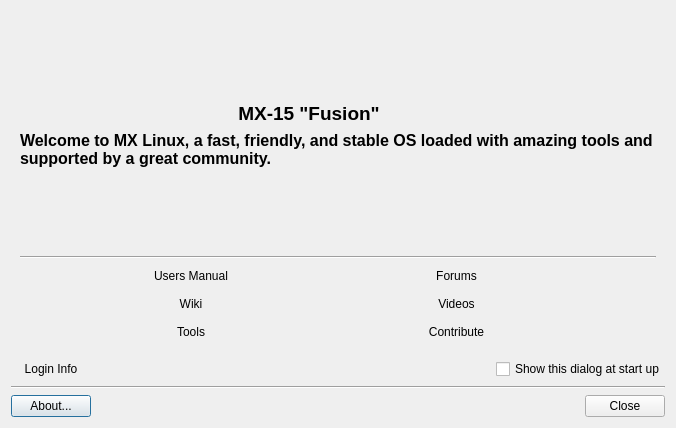
MX-Linux/mx-welcome, file mxwelcome.ui: the form before one commit.
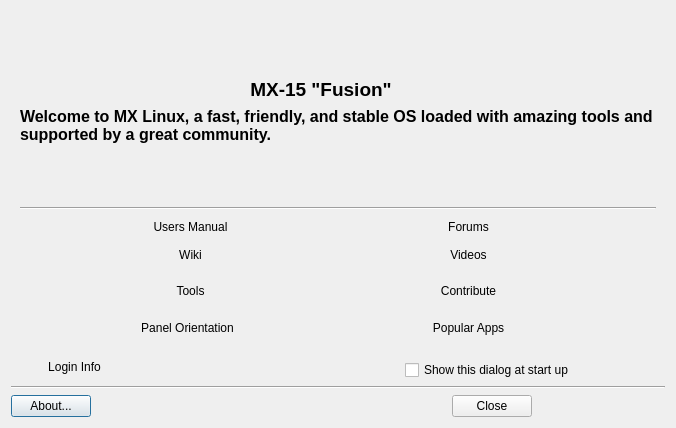
The form after the commit. Icons and pictures are not drawn. Custom widgets are drawn as their Qt base class.

The edit to the form file:
```diff
--- a/mxwelcome.ui
+++ b/mxwelcome.ui
@@ -24,7 +24,7 @@
    <bool>false</bool>
   </property>
   <layout class="QGridLayout" name="gridLayout">
-   <item row="0" column="0" colspan="3">
+   <item row="0" column="0" colspan="5">
     <widget class="QFrame" name="frame">
      <property name="minimumSize">
       <size>
@@ -32,8 +32,24 @@
        <height>0</height>
       </size>
      </property>
-     <layout class="QGridLayout" name="gridLayout_4">
-      <item row="1" column="2">
+     <layout class="QGridLayout" name="gridLayout_2">
+      <item row="0" column="3">
+       <spacer name="verticalSpacer">
+        <property name="orientation">
+         <enum>Qt::Vertical</enum>
+        </property>
+        <property name="sizeType">
+         <enum>QSizePolicy::Expanding</enum>
+        </property>
+        <property name="sizeHint" stdset="0">
+         <size>
+          <width>20</width>
+          <height>0</height>
+         </size>
+        </property>
+       </spacer>
+      </item>
+      <item row="1" column="3">
        <widget class="QLabel" name="labelTitle">
         <property name="text">
          <string>&lt;html&gt;&lt;head/&gt;&lt;body&gt;&lt;p&gt;&lt;span style=&quot; font-size:14pt; font-weight:600;&quot;&gt;MX-15 &lt;/span&gt;&lt;span style=&quot; font-size:14pt; font-weight:600; color:#000000;&quot;&gt;&amp;quot;Fusion&amp;quot;&lt;/span&gt;&lt;/p&gt;&lt;/body&gt;&lt;/html&gt;</string>
@@ -43,65 +59,7 @@
         </property>
        </widget>
       </item>
-      <item row="6" column="0">
-       <spacer name="horizontalSpacer_7">
-        <property name="orientation">
-         <enum>Qt::Horizontal</enum>
-        </property>
-        <property name="sizeHint" stdset="0">
-         <size>
-          <width>40</width>
-          <height>20</height>
-         </size>
-        </property>
-       </spacer>
-      </item>
-      <item row="6" column="1">
-       <widget class="FlatButton" name="buttonManual">
-        <property name="sizePolicy">
-         <sizepolicy hsizetype="Minimum" vsizetype="Fixed">
-          <horstretch>0</horstretch>
-          <verstretch>0</verstretch>
-         </sizepolicy>
-        </property>
-        <property name="text">
-         <string>Users Manual</string>
-        </property>
-        <property name="icon">
-         <iconset>
-          <normaloff>../../../../../../../usr/share/mx-welcome/icons/users-manual.png</normaloff>../../../../../../../usr/share/mx-welcome/icons/users-manual.png</iconset>
-        </property>
-        <property name="iconSize">
-         <size>
-          <width>42</width>
-          <height>42</height>
-         </size>
-        </property>
-        <property name="autoDefault">
-         <bool>false</bool>
-        </property>
-        <property name="flat">
-         <bool>true</bool>
-        </property>
-       </widget>
-      </item>
-      <item row="0" column="2">
-       <spacer name="verticalSpacer">
-        <property name="orientation">
-         <enum>Qt::Vertical</enum>
-        </property>
-        <property name="sizeType">
-         <enum>QSizePolicy::Expanding</enum>
-        </property>
-        <property name="sizeHint" stdset="0">
-         <size>
-          <width>20</width>
-          <height>0</height>
-         </size>
-        </property>
-       </spacer>
-      </item>
-      <item row="3" column="0" colspan="5">
+      <item row="2" column="0" colspan="6">
        <widget class="QLabel" name="labelIntro">
         <property name="text">
          <string>&lt;html&gt;&lt;head/&gt;&lt;body&gt;&lt;p&gt;&lt;span style=&quot; font-size:12pt; font-weight:600;&quot;&gt;Welcome to MX Linux, a fast, friendly, and stable OS loaded with amazing tools and supported by a great community. &lt;/span&gt;&lt;/p&gt;&lt;/body&gt;&lt;/html&gt;</string>
@@ -114,7 +72,85 @@
         </property>
        </widget>
       </item>
-      <item row="6" column="3">
+      <item row="3" column="3">
+       <spacer name="verticalSpacer_2">
+        <property name="orientation">
+         <enum>Qt::Vertical</enum>
+        </property>
+        <property name="sizeType">
+         <enum>QSizePolicy::Expanding</enum>
+        </property>
+        <property name="sizeHint" stdset="0">
+         <size>
+          <width>20</width>
+          <height>0</height>
+         </size>
+        </property>
+       </spacer>
+      </item>
+      <item row="4" column="0" colspan="6">
+       <widget class="Line" name="line_3">
+        <property name="orientation">
+         <enum>Qt::Horizontal</enum>
+        </property>
+       </widget>
+      </item>
+      <item row="5" column="0">
+       <spacer name="horizontalSpacer_7">
+        <property name="orientation">
+         <enum>Qt::Horizontal</enum>
+        </property>
+        <property name="sizeHint" stdset="0">
+         <size>
+          <width>40</width>
+          <height>20</height>
+         </size>
+        </property>
+       </spacer>
+      </item>
+      <item row="5" column="1" colspan="2">
+       <widget class="FlatButton" name="buttonManual">
+        <property name="sizePolicy">
+         <sizepolicy hsizetype="Minimum" vsizetype="Fixed">
+          <horstretch>0</horstretch>
+          <verstretch>0</verstretch>
+         </sizepolicy>
+        </property>
+        <property name="text">
+         <string>Users Manual</string>
+        </property>
+        <property name="icon">
+         <iconset>
+          <normaloff>../../../../../../../usr/share/mx-welcome/icons/users-manual.png</normaloff>../../../../../../../usr/share/mx-welcome/icons/users-manual.png</iconset>
+        </property>
+        <property name="iconSize">
+         <size>
+          <width>42</width>
+          <height>42</height>
+         </size>
+        </property>
+        <property name="autoDefault">
+         <bool>false</bool>
+        </property>
+        <property name="flat">
+         <bool>true</bool>
+        </property>
+       </widget>
+      </item>
+      <item row="5" column="3">
+       <spacer name="horizontalSpacer_8">
+        <property name="orientation">
+         <enum>Qt::Horizontal</enum>
+        </property>
+        <property name="sizeHint" stdset="0">
+         <size>
+          <width>40</width>
+          <height>20</height>
+         </size>
+        </property>
+       </spacer>
+      </item>
+      <item row="5" column="4">
        <widget class="FlatButton" name="buttonForum">
         <property name="sizePolicy">
          <sizepolicy hsizetype="Minimum" vsizetype="Fixed">
@@ -149,36 +185,7 @@
         </property>
        </widget>
       </item>
-      <item row="7" column="4">
-       <spacer name="horizontalSpacer_6">
-        <property name="orientation">
-         <enum>Qt::Horizontal</enum>
-        </property>
-        <property name="sizeHint" stdset="0">
-         <size>
-          <width>40</width>
-          <height>20</height>
-         </size>
-        </property>
-       </spacer>
-      </item>
-      <item row="4" column="2">
-       <spacer name="verticalSpacer_2">
-        <property name="orientation">
-         <enum>Qt::Vertical</enum>
-        </property>
-        <property name="sizeType">
-         <enum>QSizePolicy::Expanding</enum>
-        </property>
-        <property name="sizeHint" stdset="0">
-         <size>
-          <width>20</width>
-          <height>0</height>
-         </size>
-        </property>
-       </spacer>
-      </item>
-      <item row="6" column="4">
+      <item row="5" column="5">
        <spacer name="horizontalSpacer_9">
         <property name="orientation">
          <enum>Qt::Horizontal</enum>
@@ -191,81 +198,7 @@
         </property>
        </spacer>
       </item>
-      <item row="8" column="4">
-       <spacer name="horizontalSpacer">
-        <property name="orientation">
-         <enum>Qt::Horizontal</enum>
-        </property>
-        <property name="sizeHint" stdset="0">
-         <size>
-          <width>40</width>
-          <height>20</height>
-         </size>
-        </property>
-       </spacer>
-      </item>
-      <item row="7" column="3">
-       <widget class="FlatButton" name="buttonVideo">
-        <property name="sizePolicy">
-         <sizepolicy hsizetype="Minimum" vsizetype="Fixed">
-          <horstretch>0</horstretch>
-          <verstretch>0</verstretch>
-         </sizepolicy>
-        </property>
-        <property name="minimumSize">
-         <size>
-          <width>141</width>
-          <height>0</height>
-         </size>
-        </property>
-        <property name="text">
-         <string>Videos</string>
-        </property>
-        <property name="icon">
-         <iconset>
-          <normaloff>../../../../../../../usr/share/mx-welcome/icons/videos.png</normaloff>../../../../../../../usr/share/mx-welcome/icons/videos.png</iconset>
-        </property>
-        <property name="iconSize">
-         <size>
-          <width>42</width>
-          <height>42</height>
-         </size>
-        </property>
-        <property name="autoDefault">
-         <bool>false</bool>
-        </property>
-        <property name="flat">
-         <bool>true</bool>
-        </property>
-       </widget>
-      </item>
-      <item row="7" column="2">
-       <spacer name="horizontalSpacer_5">
-        <property name="orientation">
-         <enum>Qt::Horizontal</enum>
-        </property>
-        <property name="sizeHint" stdset="0">
-         <size>
-          <width>40</width>
-          <height>20</height>
-         </size>
-        </property>
-       </spacer>
-      </item>
-      <item row="6" column="2">
-       <spacer name="horizontalSpacer_8">
-        <property name="orientation">
-         <enum>Qt::Horizontal</enum>
-        </property>
-        <property name="sizeHint" stdset="0">
-         <size>
-          <width>40</width>
-          <height>20</height>
-         </size>
-        </property>
-       </spacer>
-      </item>
-      <item row="7" column="0">
+      <item row="6" column="0">
        <spacer name="horizontalSpacer_3">
         <property name="orientation">
          <enum>Qt::Horizontal</enum>
@@ -278,7 +211,7 @@
         </property>
        </spacer>
       </item>
-      <item row="7" column="1">
+      <item row="6" column="1" colspan="2">
        <widget class="FlatButton" name="buttonWiki">
         <property name="sizePolicy">
          <sizepolicy hsizetype="Minimum" vsizetype="Fixed">
@@ -307,14 +240,68 @@
         </property>
        </widget>
       </item>
-      <item row="5" column="0" colspan="5">
-       <widget class="Line" name="line_3">
+      <item row="6" column="3">
+       <spacer name="horizontalSpacer_5">
         <property name="orientation">
          <enum>Qt::Horizontal</enum>
+        </property>
+        <property name="sizeHint" stdset="0">
+         <size>
+          <width>40</width>
+          <height>20</height>
+         </size>
+        </property>
+       </spacer>
+      </item>
+      <item row="6" column="4">
+       <widget class="FlatButton" name="buttonVideo">
+        <property name="sizePolicy">
+         <sizepolicy hsizetype="Minimum" vsizetype="Fixed">
+          <horstretch>0</horstretch>
+          <verstretch>0</verstretch>
+         </sizepolicy>
+        </property>
+        <property name="minimumSize">
+         <size>
+          <width>141</width>
+          <height>0</height>
+         </size>
+        </property>
+        <property name="text">
+         <string>Videos</string>
+        </property>
+        <property name="icon">
+         <iconset>
+          <normaloff>../../../../../../../usr/share/mx-welcome/icons/videos.png</normaloff>../../../../../../../usr/share/mx-welcome/icons/videos.png</iconset>
+        </property>
+        <property name="iconSize">
+         <size>
+          <width>42</width>
+          <height>42</height>
+         </size>
+        </property>
+        <property name="autoDefault">
+         <bool>false</bool>
+        </property>
+        <property name="flat">
+         <bool>true</bool>
         </property>
        </widget>
       </item>
-      <item row="8" column="0">
+      <item row="6" column="5">
+       <spacer name="horizontalSpacer_6">
+        <property name="orientation">
+         <enum>Qt::Horizontal</enum>
+        </property>
+        <property name="sizeHint" stdset="0">
+         <size>
+          <width>40</width>
+          <height>20</height>
+         </size>
+        </property>
+       </spacer>
+      </item>
+      <item row="7" column="0">
        <spacer name="horizontalSpacer_2">
         <property name="orientation">
          <enum>Qt::Horizontal</enum>
@@ -327,7 +314,7 @@
         </property>
        </spacer>
       </item>
-      <item row="8" column="1">
+      <item row="7" column="1" rowspan="2" colspan="2">
        <widget class="FlatButton" name="buttonTools">
         <property name="minimumSize">
          <size>
@@ -356,7 +343,20 @@
         </property>
        </widget>
       </item>
-      <item row="8" column="3">
+      <item row="7" column="3">
+       <spacer name="horizontalSpacer_10">
+        <property name="orientation">
+         <enum>Qt::Horizontal</enum>
+        </property>
+        <property name="sizeHint" stdset="0">
+         <size>
+          <width>40</width>
+          <height>20</height>
+         </size>
+        </property>
+       </spacer>
+      </item>
+      <item row="7" column="4" rowspan="2">
        <widget class="FlatButton" name="buttonContribute">
         <property name="text">
          <string>Contribute</string>
@@ -376,8 +376,8 @@
         </property>
        </widget>
       </item>
-      <item row="8" column="2">
-       <spacer name="horizontalSpacer_10">
+      <item row="7" column="5">
+       <spacer name="horizontalSpacer">
         <property name="orientation">
          <enum>Qt::Horizontal</enum>
         </property>
@@ -389,70 +389,98 @@
         </property>
        </spacer>
       </item>
+      <item row="8" column="0" rowspan="2">
+       <spacer name="horizontalSpacer_4">
+        <property name="orientation">
+         <enum>Qt::Horizontal</enum>
+        </property>
+        <property name="sizeHint" stdset="0">
+         <size>
+          <width>59</width>
+          <height>47</height>
+         </size>
+        </property>
+       </spacer>
+      </item>
+      <item row="8" column="2" rowspan="2" colspan="2">
+       <spacer name="horizontalSpacer_12">
+        <property name="orientation">
+         <enum>Qt::Horizontal</enum>
+        </property>
+        <property name="sizeHint" stdset="0">
+         <size>
+          <width>142</width>
+          <height>47</height>
+         </size>
+        </property>
+       </spacer>
+      </item>
+      <item row="8" column="5" rowspan="2">
+       <spacer name="horizontalSpacer_13">
+        <property name="orientation">
+         <enum>Qt::Horizontal</enum>
+        </property>
+        <property name="sizeHint" stdset="0">
+         <size>
+          <width>59</width>
+          <height>47</height>
+         </size>
+        </property>
+       </spacer>
+      </item>
+      <item row="9" column="1">
+       <widget class="FlatButton" name="buttonPanelOrient">
+        <property name="minimumSize">
+         <size>
+          <width>0</width>
+          <height>0</height>
+         </size>
+        </property>
+        <property name="text">
+         <string>Panel Orientation</string>
+        </property>
+        <property name="icon">
+         <iconset>
+          <normaloff>../../../usr/share/mx-welcome/icons/mxwelcome-icon-panel-orient.png</normaloff>../../../usr/share/mx-welcome/icons/mxwelcome-icon-panel-orient.png</iconset>
+        </property>
+        <property name="iconSize">
+         <size>
+          <width>42</width>
+          <height>42</height>
+         </size>
+        </property>
+        <property name="autoDefault">
+         <bool>false</bool>
+        </property>
+        <property name="flat">
+         <bool>true</bool>
+        </property>
+       </widget>
+      </item>
+      <item row="9" column="4">
+       <widget class="FlatButton" name="buttonPackageInstall">
+        <property name="text">
+         <string>Popular Apps</string>
+        </property>
+        <property name="icon">
+         <iconset>
+          <normaloff>../../../usr/share/mx-welcome/icons/mxwelcome-icon-packageinstaller.png</normaloff>../../../usr/share/mx-welcome/icons/mxwelcome-icon-packageinstaller.png</iconset>
+        </property>
+        <property name="iconSize">
+         <size>
+          <width>42</width>
+          <height>42</height>
+         </size>
+        </property>
+        <property name="flat">
+         <bool>true</bool>
+        </property>
+       </widget>
+      </item>
      </layout>
     </widget>
    </item>
-   <item row="1" column="0">
-    <widget class="FlatButton" name="buttonLogininfo">
-     <property name="sizePolicy">
-      <sizepolicy hsizetype="Minimum" vsizetype="Fixed">
-       <horstretch>0</horstretch>
-       <verstretch>0</verstretch>
-      </sizepolicy>
-     </property>
-     <property name="font">
-      <font>
-       <weight>50</weight>
-       <bold>false</bold>
-       <kerning>true</kerning>
-      </font>
-     </property>
-     <property name="autoFillBackground">
-      <bool>false</bool>
-     </property>
-     <property name="text">
-      <string>Login Info</string>
-     </property>
-     <property name="icon">
-      <iconset>
-       <normaloff>../../../../../../../usr/share/mx-welcome/icons/zoom-fit.png</normaloff>../../../../../../../usr/share/mx-welcome/icons/zoom-fit.png</iconset>
-     </property>
-     <property name="autoDefault">
-      <bool>false</bool>
-     </property>
-     <property name="flat">
-      <bool>true</bool>
-     </property>
-    </widget>
-   </item>
-   <item row="1" column="1">
-    <spacer name="horizontalSpacer_11">
-     <property name="orientation">
-      <enum>Qt::Horizontal</enum>
-     </property>
-     <property name="sizeHint" stdset="0">
-      <size>
-       <width>161</width>
-       <height>20</height>
-      </size>
-     </property>
-    </spacer>
-   </item>
-   <item row="1" column="2">
-    <widget class="QCheckBox" name="checkBox">
-     <property name="text">
-      <string>Show this dialog at start up</string>
-     </property>
-    </widget>
-   </item>
-   <item row="2" column="0" colspan="3">
-    <widget class="Line" name="line_2">
-     <property name="orientation">
-      <enum>Qt::Horizontal</enum>
-     </property>
-    </widget>
-   </item>
-   <item row="3" column="0" colspan="3">
+   <item row="4" column="0" colspan="4">
     <layout class="QGridLayout" name="buttonBar" columnstretch="0,0,0,0,0,0,0,0,0">
      <property name="sizeConstraint">
       <enum>QLayout::SetDefaultConstraint</enum>
@@ -583,6 +611,66 @@
      </item>
     </layout>
    </item>
+   <item row="3" column="0" colspan="5">
+    <widget class="Line" name="line_2">
+     <property name="orientation">
+      <enum>Qt::Horizontal</enum>
+     </property>
+    </widget>
+   </item>
+   <item row="1" column="1" rowspan="2" colspan="2">
+    <spacer name="horizontalSpacer_11">
+     <property name="orientation">
+      <enum>Qt::Horizontal</enum>
+     </property>
+     <property name="sizeHint" stdset="0">
+      <size>
+       <width>161</width>
+       <height>20</height>
+      </size>
+     </property>
+    </spacer>
+   </item>
+   <item row="1" column="0" rowspan="2">
+    <widget class="FlatButton" name="buttonLogininfo">
+     <property name="sizePolicy">
+      <sizepolicy hsizetype="Minimum" vsizetype="Fixed">
+       <horstretch>0</horstretch>
+       <verstretch>0</verstretch>
+      </sizepolicy>
+     </property>
+     <property name="font">
+      <font>
+       <weight>50</weight>
+       <bold>false</bold>
+       <kerning>true</kerning>
+      </font>
+     </property>
+     <property name="autoFillBackground">
+      <bool>false</bool>
+     </property>
+     <property name="text">
+      <string>Login Info</string>
+     </property>
+     <property name="icon">
+      <iconset>
+       <normaloff>../../../../../../../usr/share/mx-welcome/icons/zoom-fit.png</normaloff>../../../../../../../usr/share/mx-welcome/icons/zoom-fit.png</iconset>
+     </property>
+     <property name="autoDefault">
+      <bool>false</bool>
+     </property>
+     <property name="flat">
+      <bool>true</bool>
+     </property>
+    </widget>
+   </item>
+   <item row="2" column="3" colspan="2">
+    <widget class="QCheckBox" name="checkBox">
+     <property name="text">
+      <string>Show this dialog at start up</string>
+     </property>
+    </widget>
+   </item>
   </layout>
  </widget>
  <customwidgets>
```
Left out of the diff: 14 changed lines with no effect on the pictures.
